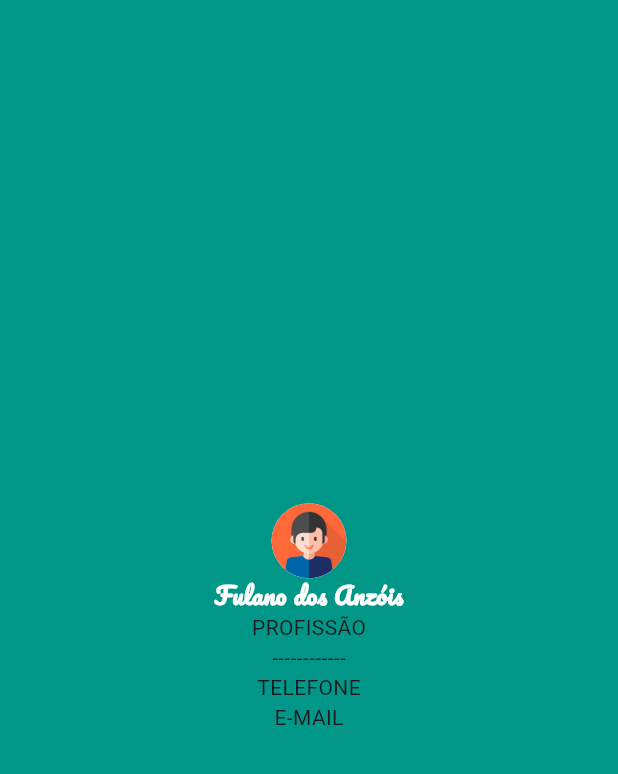
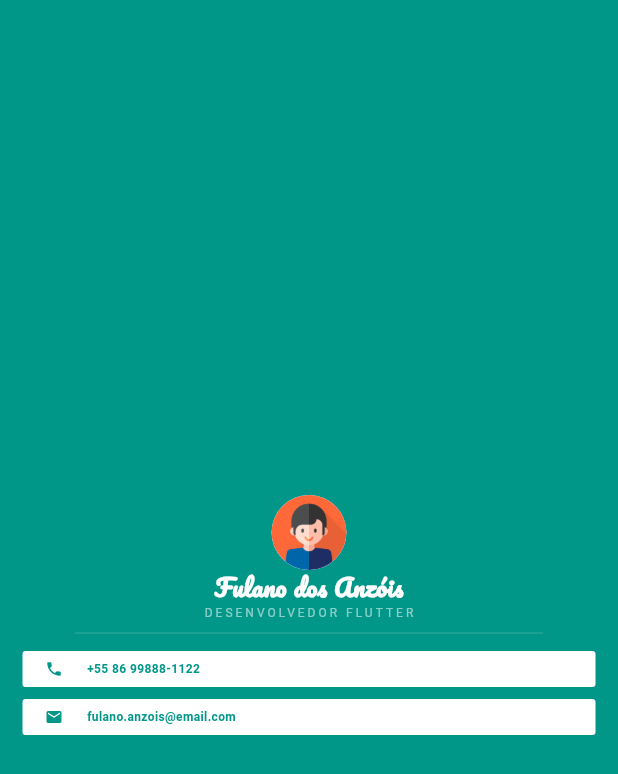
Before and after one commit to uespi-phb/prog4-20242, a Flutter app: the screen it shows after launch, on a phone screen of 412 x 824 dp. Shown: the top 774 px of the screen. Run offline on Flutter 3.47's test engine with Material 3 defaults, Android fonts, the phone set to English and light mode, and no system bars.

Commit message:
Aula 2024-09-10

```diff
--- /dev/null
+++ b/mycard/lib/info_card.dart
@@ -0,0 +1,52 @@
+import 'package:flutter/material.dart';
+
+class InfoCard extends StatelessWidget {
+  final IconData icon;
+  final String text;
+  final Color? color;
+  final Color? backgroundColor;
+
+  const InfoCard({
+    super.key,
+    required this.icon,
+    required this.text,
+    this.color,
+    this.backgroundColor,
+  });
+
+  @override
+  Widget build(BuildContext context) {
+    return Container(
+      margin: const EdgeInsets.symmetric(
+        horizontal: 15.0,
+        vertical: 4.0,
+      ),
+      padding: const EdgeInsets.symmetric(
+        horizontal: 15.0,
+        vertical: 6.0,
+      ),
+      decoration: BoxDecoration(
+        color: backgroundColor ?? Colors.white,
+        borderRadius: BorderRadius.circular(2.0),
+      ),
+      child: Row(
+        children: [
+          Icon(
+            icon,
+            color: color ?? Colors.teal,
+            size: 12.0,
+          ),
+          const SizedBox(width: 16.0),
+          Text(
+            text,
+            style: TextStyle(
+              color: color ?? Colors.teal,
+              fontSize: 8.0,
+              fontWeight: FontWeight.bold,
+            ),
+          ),
+        ],
+      ),
+    );
+  }
+}
--- a/mycard/lib/main_page.dart
+++ b/mycard/lib/main_page.dart
@@ -1,4 +1,6 @@
 import 'package:flutter/material.dart';
+
+import './info_card.dart';
 
 class MainPage extends StatelessWidget {
   const MainPage({super.key});
@@ -26,10 +28,34 @@ class MainPage extends StatelessWidget {
                 fontSize: 16.0,
               ),
             ),
-            Text('PROFISSÃO'),
-            Text('------------'),
-            Text('TELEFONE'),
-            Text('E-MAIL'),
+            Text(
+              'DESENVOLVEDOR FLUTTER',
+              style: TextStyle(
+                color: Colors.white54,
+                fontSize: 8.0,
+                letterSpacing: 2.0,
+              ),
+            ),
+            Divider(
+              thickness: 0.25,
+              indent: 50.0,
+              endIndent: 50.0,
+              color: Colors.white54,
+            ),
+            InfoCard(
+              icon: Icons.phone,
+              text: '+55 86 99888-1122',
+            ),
+            InfoCard(
+              icon: Icons.email,
+              text: 'fulano.anzois@email.com',
+            ),
+            // InfoCard(
+            //   icon: Icons.star,
+            //   text: 'Av da Pesca, 1',
+            //   color: Colors.red,
+            //   backgroundColor: Colors.grey,
+            // ),
           ],
         ),
       ),
```
